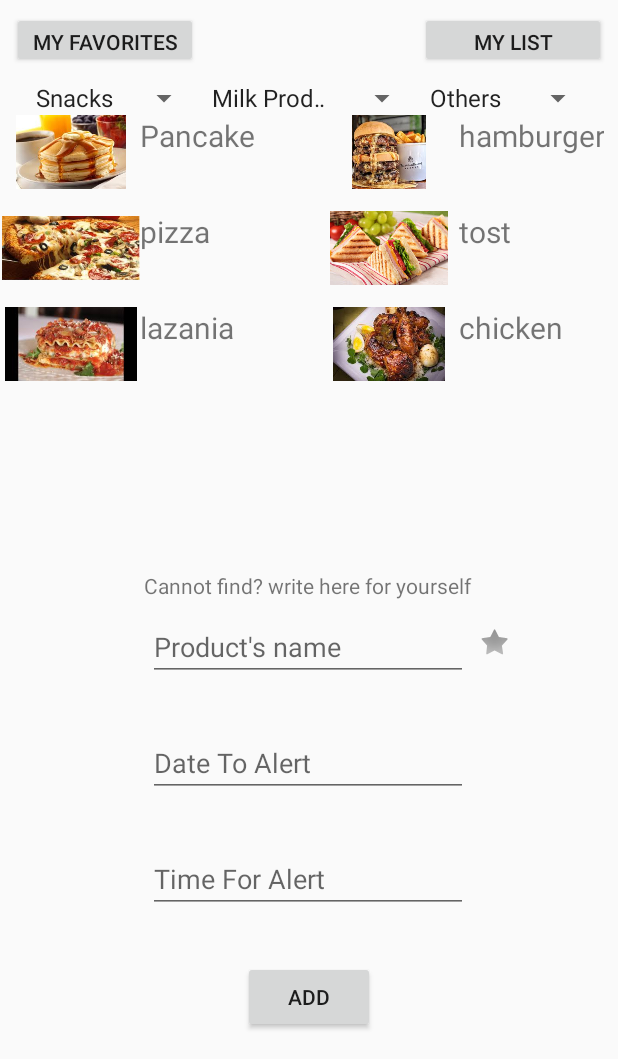
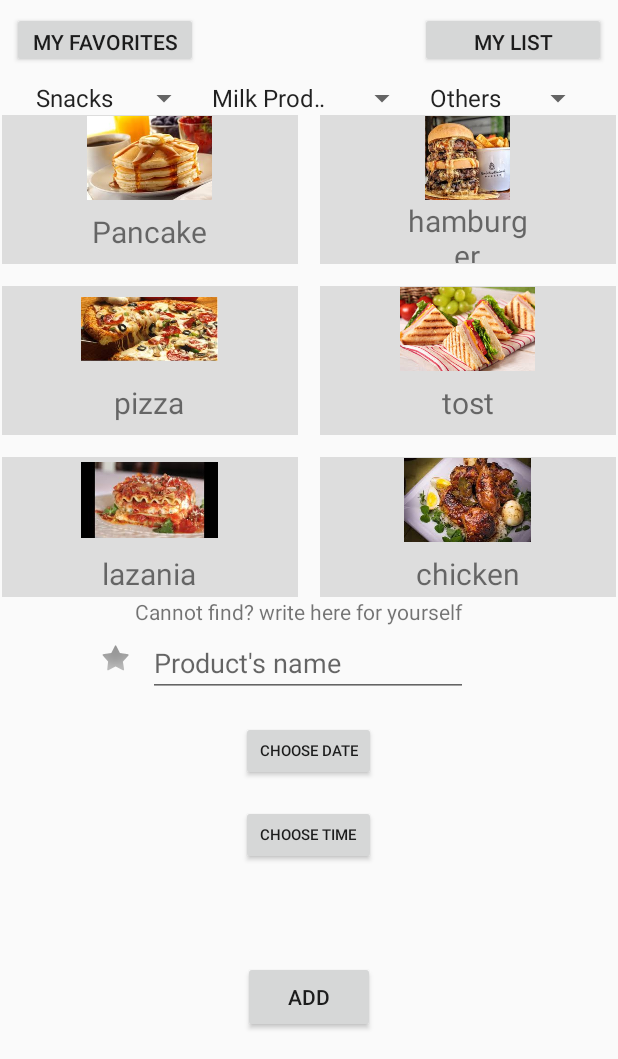
Before and after one commit to elorisraeli/GrocesseryWatch, an Android app: the screen it shows after launch (MainActivity), after a tap on "ADD", on a phone screen of 412 x 824 dp, the part 177-1236 px from its top. Run offline under Robolectric (Android 15) with nearby library versions, the phone set to English and light mode, and no system bars; 2 other taps on this screen came first.

Commit message:
add Time and Date pickers

```diff
--- a/app/src/main/java/com/example/grocesserywatch/MainActivity.kt
+++ b/app/src/main/java/com/example/grocesserywatch/MainActivity.kt
@@ -1,6 +1,8 @@
 package com.example.grocesserywatch
 
 import android.annotation.SuppressLint
+import android.app.DatePickerDialog
+import android.app.TimePickerDialog
 import android.content.Intent
 import android.os.Bundle
 import android.view.View
@@ -9,6 +11,9 @@ import androidx.appcompat.app.AppCompatActivity
 import com.example.classes.Food
 import com.example.classes.FoodAdapter
 import kotlinx.android.synthetic.main.activity_main.*
+import java.text.SimpleDateFormat
+import java.util.*
+import kotlin.collections.ArrayList
 
 class MainActivity : AppCompatActivity() {
 
@@ -25,7 +30,7 @@ class MainActivity : AppCompatActivity() {
         foodsList.add(Food("Pancake", R.drawable.pancake))
         foodsList.add(Food("hamburger", R.drawable.hamburger))
         foodsList.add(Food("pizza", R.drawable.pizza))
-        foodsList.add(Food("tost",R.drawable.tost))
+        foodsList.add(Food("tost", R.drawable.tost))
         foodsList.add(Food("lazania", R.drawable.lazania))
         foodsList.add(Food("chicken", R.drawable.chicken))
 
@@ -46,8 +51,8 @@ class MainActivity : AppCompatActivity() {
         }
 
         val editTextProductName = findViewById<EditText>(R.id.editText_ProductName)
-        val editTextDate = findViewById<EditText>(R.id.editText_Date)
-        val editTextTime = findViewById<EditText>(R.id.editText_Time)
+        val buttonChooseTime = findViewById<Button>(R.id.buttonChooseTime)
+        val buttonChooseDate = findViewById<Button>(R.id.buttonChooseDate)
 
         val arrayStrings = arrayOf(
             resources.getStringArray(R.array.Options_1),
@@ -57,13 +62,20 @@ class MainActivity : AppCompatActivity() {
         val arraySpinners = arrayOf(spinner1, spinner2, spinner3)
 
         for ((index, spinner) in arraySpinners.withIndex()) {
-            spinner.adapter = ArrayAdapter(this, android.R.layout.simple_spinner_item, arrayStrings[index])
+            spinner.adapter =
+                ArrayAdapter(this, android.R.layout.simple_spinner_item, arrayStrings[index])
             spinner.onItemSelectedListener = object : AdapterView.OnItemSelectedListener {
-                override fun onItemSelected(p0: AdapterView<*>?, p1: View?, positionInArray: Int, p3: Long) {
+                override fun onItemSelected(
+                    p0: AdapterView<*>?,
+                    p1: View?,
+                    positionInArray: Int,
+                    p3: Long
+                ) {
                     if (positionInArray != 0) {
                         Toast.makeText(
                             this@MainActivity,
-                            "Selected Item: " + (arrayStrings[index])[positionInArray].toString(), Toast.LENGTH_SHORT
+                            "Selected Item: " + (arrayStrings[index])[positionInArray].toString(),
+                            Toast.LENGTH_SHORT
                         ).show()
                         editTextProductName.setText((arrayStrings[index])[positionInArray].toString())
                     }
@@ -76,17 +88,45 @@ class MainActivity : AppCompatActivity() {
         }
 
         addB.setOnClickListener {
-            if (editTextDate.length() != 0 || editTextTime.length() != 0)
-                Toast.makeText(
-                    this@MainActivity,
-                    "Item Added: " + editTextProductName.text, Toast.LENGTH_SHORT
-                ).show()
-            else
-                Toast.makeText(
-                    this@MainActivity,
-                    "YOU MUST ENTER DATE AND TIME !", Toast.LENGTH_SHORT
-                ).show()
+            Toast.makeText(
+                this@MainActivity, "" + buttonChooseTime.text + buttonChooseDate.text
+                , Toast.LENGTH_SHORT
+            ).show()
+        }
 
+        val now = Calendar.getInstance()
+        val timeFormat = SimpleDateFormat("HH:mm", Locale.US)
+        val dateFormat = SimpleDateFormat("dd.MM.YYYY", Locale.US)
+        buttonChooseDate.setOnClickListener {
+            val datePicker = DatePickerDialog(this, DatePickerDialog.OnDateSetListener { datePicker, year, month, dayOfMonth ->
+                val selectedDate = Calendar.getInstance()
+                selectedDate.set(Calendar.YEAR, year)
+                selectedDate.set(Calendar.MONTH, month)
+                selectedDate.set(Calendar.DAY_OF_MONTH, dayOfMonth)
+//                buttonChooseDate.text = dateFormat.format(selectedDate.time)
+//                val date = dateFormat.parse(buttonChooseDate.text.toString())
+//                now.time = date
+                Toast.makeText(this@MainActivity, "" + now.time, Toast.LENGTH_LONG).show()
+
+            },
+            now.get(Calendar.YEAR), now.get(Calendar.MONTH), now.get(Calendar.DAY_OF_MONTH))
+            datePicker.show()
+        }
+
+        buttonChooseTime.setOnClickListener {
+            val timePicker = TimePickerDialog(
+                this,
+                TimePickerDialog.OnTimeSetListener { timePicker, hoursOfDay, minutes ->
+                    val selectedTime = Calendar.getInstance()
+                    selectedTime.set(Calendar.HOUR_OF_DAY, hoursOfDay)
+                    selectedTime.set(Calendar.MINUTE, minutes)
+                    buttonChooseTime.text = timeFormat.format(selectedTime.time)
+                    val time = timeFormat.parse(buttonChooseTime.text.toString())
+                    now.time = time
+                },
+                now.get(Calendar.HOUR_OF_DAY), now.get(Calendar.MINUTE), true
+            )
+            timePicker.show()
         }
     }
 }
--- a/app/src/main/res/layout/activity_main.xml
+++ b/app/src/main/res/layout/activity_main.xml
@@ -59,39 +59,25 @@
                 android:verticalSpacing="15dp" />
 
     </LinearLayout>
+
     <EditText
+            android:id="@+id/editText_ProductName"
             android:layout_width="wrap_content"
             android:layout_height="wrap_content"
+            android:layout_marginStart="98dp"
+            android:layout_marginLeft="98dp"
+            android:layout_marginEnd="100dp"
+            android:layout_marginRight="100dp"
+            android:layout_marginBottom="16dp"
+            android:autofillHints=""
+            android:ems="10"
+            android:hint="@string/product_s_name"
             android:inputType="textPersonName"
-            android:ems="10"
-            android:id="@+id/editText_ProductName"
-            app:layout_constraintStart_toStartOf="parent" android:layout_marginLeft="98dp"
-            android:layout_marginStart="98dp" app:layout_constraintEnd_toEndOf="parent" android:layout_marginEnd="100dp"
-            android:layout_marginRight="100dp" android:layout_marginBottom="32dp"
-            app:layout_constraintBottom_toTopOf="@+id/editText_Date"
-            android:autofillHints="" tools:targetApi="o" android:hint="@string/product_s_name"/>
-    <EditText
-            android:layout_width="wrap_content"
-            android:layout_height="wrap_content"
-            android:inputType="date"
-            android:ems="10"
-            android:id="@+id/editText_Date" android:layout_marginBottom="32dp"
-            app:layout_constraintBottom_toTopOf="@+id/editText_Time"
-            app:layout_constraintStart_toStartOf="parent" android:layout_marginLeft="98dp"
-            android:layout_marginStart="98dp" app:layout_constraintEnd_toEndOf="parent" android:layout_marginEnd="100dp"
-            android:layout_marginRight="100dp" android:autofillHints="" tools:targetApi="o"
-            android:hint="@string/date_to_alert"/>
-    <EditText
-            android:layout_width="wrap_content"
-            android:layout_height="wrap_content"
-            android:inputType="time"
-            android:ems="10"
-            android:id="@+id/editText_Time" android:layout_marginBottom="32dp"
-            app:layout_constraintBottom_toTopOf="@+id/addButton"
-            app:layout_constraintEnd_toEndOf="parent" android:layout_marginEnd="100dp"
-            android:layout_marginRight="100dp" app:layout_constraintStart_toStartOf="parent"
-            android:layout_marginLeft="98dp" android:layout_marginStart="98dp" android:autofillHints=""
-            android:hint="@string/time_for_alert"/>
+            app:layout_constraintBottom_toTopOf="@+id/buttonChooseDate"
+            app:layout_constraintEnd_toEndOf="parent"
+            app:layout_constraintStart_toStartOf="parent"
+            tools:targetApi="o" />
+
     <Spinner
             android:layout_width="117dp"
             android:layout_height="23dp"
@@ -115,23 +101,52 @@
             android:id="@+id/spinner3" android:layout_marginEnd="16dp" android:layout_marginRight="16dp"
             app:layout_constraintEnd_toEndOf="parent"
             app:layout_constraintTop_toBottomOf="@+id/myListButton" android:layout_marginTop="8dp"/>
+
     <TextView
+            android:id="@+id/textView"
+            android:layout_width="233dp"
+            android:layout_height="21dp"
+            android:layout_marginStart="95dp"
+            android:layout_marginLeft="95dp"
+            android:layout_marginEnd="94dp"
+            android:layout_marginRight="94dp"
             android:text="@string/cant_find_write_here_for_yourself"
-            android:layout_width="222dp"
-            android:layout_height="28dp"
-            android:id="@+id/textView" android:layout_marginEnd="94dp" android:layout_marginRight="94dp"
-            app:layout_constraintEnd_toEndOf="parent" app:layout_constraintStart_toStartOf="parent"
-            android:layout_marginLeft="95dp" android:layout_marginStart="95dp"
-            app:layout_constraintBottom_toTopOf="@+id/editText_ProductName"/>
+            app:layout_constraintBottom_toTopOf="@+id/editText_ProductName"
+            app:layout_constraintEnd_toEndOf="parent"
+            app:layout_constraintStart_toStartOf="parent" />
+
     <ImageView
+            android:id="@+id/imageView"
             android:layout_width="wrap_content"
             android:layout_height="wrap_content"
-            app:srcCompat="@android:drawable/star_off"
-            android:id="@+id/imageView"
-            app:layout_constraintStart_toEndOf="@+id/editText_ProductName"
-            android:layout_marginLeft="4dp" android:layout_marginStart="4dp"
+            android:layout_marginEnd="8dp"
+            android:layout_marginRight="8dp"
+            android:layout_marginBottom="12dp"
             android:contentDescription="@string/favoritestarb"
-            android:layout_marginBottom="12dp"
-            app:layout_constraintBottom_toBottomOf="@+id/editText_ProductName"/>
+            app:layout_constraintBottom_toBottomOf="@+id/editText_ProductName"
+            app:layout_constraintEnd_toStartOf="@+id/editText_ProductName"
+            app:srcCompat="@android:drawable/star_off" />
+
+    <Button
+            android:id="@+id/buttonChooseTime"
+            android:layout_width="90dp"
+            android:layout_height="40dp"
+            android:layout_marginBottom="64dp"
+            android:text="@string/choose_time"
+            android:textSize="10sp"
+            app:layout_constraintBottom_toTopOf="@+id/addButton"
+            app:layout_constraintEnd_toEndOf="@+id/buttonChooseDate"
+            app:layout_constraintStart_toStartOf="@+id/buttonChooseDate" />
+
+    <Button
+            android:id="@+id/buttonChooseDate"
+            android:layout_width="90dp"
+            android:layout_height="40dp"
+            android:layout_marginBottom="16dp"
+            android:text="@string/choose_date"
+            android:textSize="10sp"
+            app:layout_constraintBottom_toTopOf="@+id/buttonChooseTime"
+            app:layout_constraintEnd_toEndOf="@+id/editText_ProductName"
+            app:layout_constraintStart_toStartOf="@+id/editText_ProductName" />
 
 </androidx.constraintlayout.widget.ConstraintLayout>
--- a/app/src/main/res/layout/food_design.xml
+++ b/app/src/main/res/layout/food_design.xml
@@ -1,21 +1,27 @@
 <?xml version="1.0" encoding="utf-8"?>
 <LinearLayout xmlns:android="http://schemas.android.com/apk/res/android"
         xmlns:tools="http://schemas.android.com/tools"
-        android:layout_width="match_parent"
-        android:layout_height="match_parent"
+        android:layout_width="wrap_content"
+        android:layout_height="wrap_content"
+        android:background="#ddd"
+        android:gravity="center"
+        android:orientation="vertical"
+        android:padding="0.5dp"
         xmlns:app="http://schemas.android.com/apk/res-auto">
 
     <ImageView
             android:id="@+id/imgFood"
-            android:layout_width="92dp"
-            android:layout_height="49dp"
+            android:layout_width="91dp"
+            android:layout_height="56dp"
             app:srcCompat="@drawable/ic_launcher_background"
             tools:ignore="VectorDrawableCompat" />
+
     <TextView
             android:id="@+id/tvName"
-            android:layout_width="wrap_content"
-            android:layout_height="wrap_content"
+            android:layout_width="83dp"
+            android:layout_height="42dp"
             android:gravity="center"
             android:text="French Fries"
-            android:textSize="20sp"/>
+            android:textSize="20sp" />
+
 </LinearLayout>
--- /dev/null
+++ b/app/src/main/res/values/ids.xml
@@ -0,0 +1,3 @@
+<?xml version="1.0" encoding="utf-8"?>
+<resources>
+</resources>
--- a/app/src/main/res/values/strings.xml
+++ b/app/src/main/res/values/strings.xml
@@ -14,6 +14,8 @@
     <string name="time">Time</string>
     <string name="set">Set</string>
     <string name="cencel">Cencel</string>
+    <string name="choose_time">Choose Time</string>
+    <string name="choose_date">Choose Date</string>
     <string-array name="Options_1">
         <item>Snacks</item>
         <item>kif-kef</item>
```
